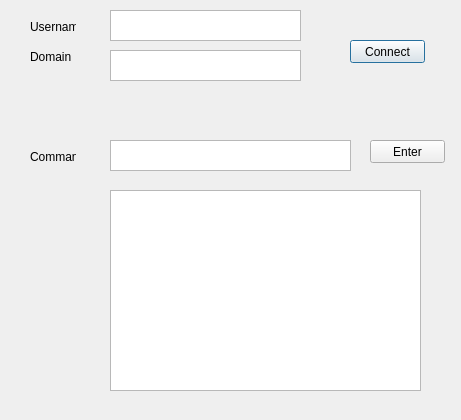
First picture: the form in src/GUI/dialog.ui, repository henrikvs/nornetdemo, before the edit.
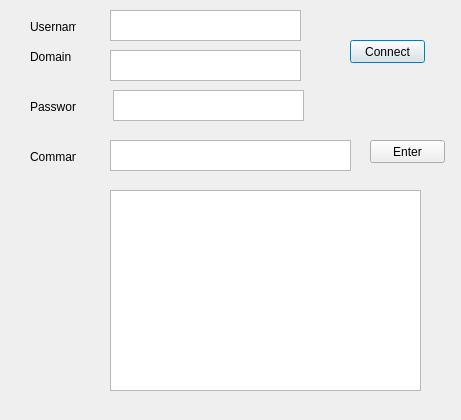
Second picture: the form after the edit.

Commit message: Fixed testing and ssh connection with password

Diff of the .ui file:
```diff
--- a/src/GUI/dialog.ui
+++ b/src/GUI/dialog.ui
@@ -142,6 +142,29 @@
     <string>Enter</string>
    </property>
   </widget>
+  <widget class="QTextEdit" name="passwordText">
+   <property name="geometry">
+    <rect>
+     <x>113</x>
+     <y>90</y>
+     <width>191</width>
+     <height>31</height>
+    </rect>
+   </property>
+  </widget>
+  <widget class="QLabel" name="label_4">
+   <property name="geometry">
+    <rect>
+     <x>30</x>
+     <y>100</y>
+     <width>46</width>
+     <height>13</height>
+    </rect>
+   </property>
+   <property name="text">
+    <string>Password</string>
+   </property>
+  </widget>
  </widget>
  <resources/>
  <connections/>
```
The commit also changes 37 other files.
